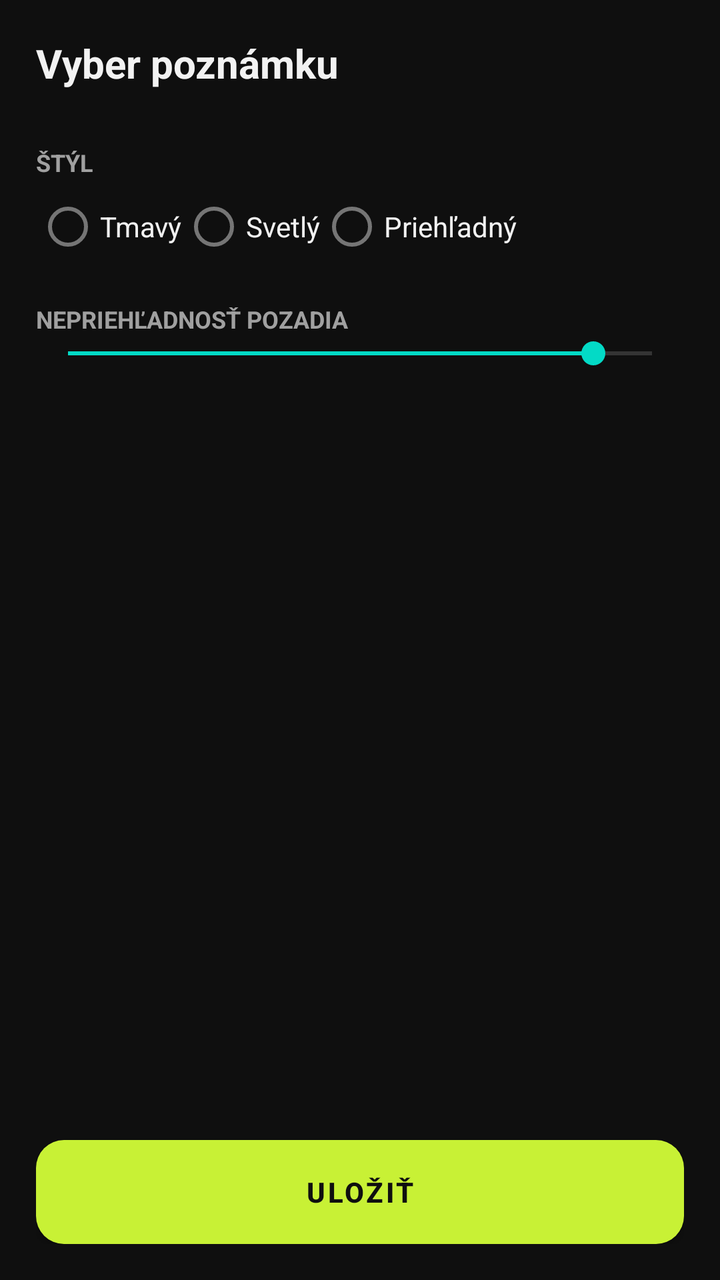
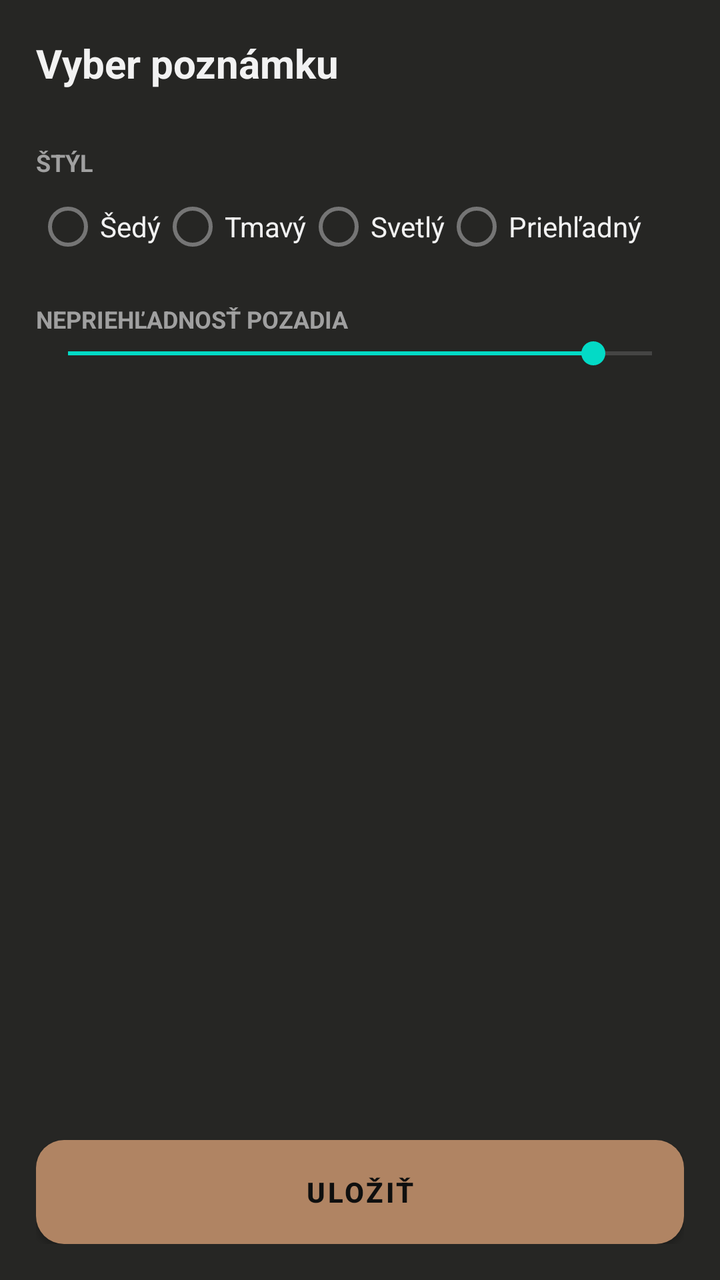

Compare the two renders of this Android layout. The source of the first and the diff that turns it into the second are given below.
<!-- AndroidManifest.xml: activity theme Theme.Notes28.Config -->
<!-- res/layout/activity_widget_config.xml -->
<?xml version="1.0" encoding="utf-8"?>
<LinearLayout xmlns:android="http://schemas.android.com/apk/res/android"
    android:layout_width="match_parent"
    android:layout_height="match_parent"
    android:orientation="vertical"
    android:background="#0f0f0f"
    android:padding="18dp">

    <TextView
        android:layout_width="wrap_content"
        android:layout_height="wrap_content"
        android:text="@string/cfg_title"
        android:textColor="#f2f2f2"
        android:textSize="20sp"
        android:textStyle="bold"/>

    <ScrollView
        android:layout_width="match_parent"
        android:layout_height="0dp"
        android:layout_weight="1"
        android:layout_marginTop="10dp">

        <LinearLayout
            android:layout_width="match_parent"
            android:layout_height="wrap_content"
            android:orientation="vertical">

            <TextView
                android:id="@+id/cfg_empty"
                android:layout_width="match_parent"
                android:layout_height="wrap_content"
                android:text="@string/cfg_empty"
                android:textColor="#a0a0a0"
                android:textSize="14sp"
                android:visibility="gone"/>

            <RadioGroup
                android:id="@+id/cfg_notes"
                android:layout_width="match_parent"
                android:layout_height="wrap_content"
                android:orientation="vertical"/>

            <TextView
                android:layout_width="wrap_content"
                android:layout_height="wrap_content"
                android:layout_marginTop="18dp"
                android:text="@string/cfg_style"
                android:textColor="#a0a0a0"
                android:textSize="12sp"
                android:textStyle="bold"/>

            <RadioGroup
                android:id="@+id/cfg_style"
                android:layout_width="match_parent"
                android:layout_height="wrap_content"
                android:orientation="horizontal">

                <RadioButton
                    android:id="@+id/cfg_style_dark"
                    android:layout_width="wrap_content"
                    android:layout_height="wrap_content"
                    android:text="@string/cfg_style_dark"
                    android:textColor="#f2f2f2"/>
                <RadioButton
                    android:id="@+id/cfg_style_light"
                    android:layout_width="wrap_content"
                    android:layout_height="wrap_content"
                    android:text="@string/cfg_style_light"
                    android:textColor="#f2f2f2"/>
                <RadioButton
                    android:id="@+id/cfg_style_clear"
                    android:layout_width="wrap_content"
                    android:layout_height="wrap_content"
                    android:text="@string/cfg_style_clear"
                    android:textColor="#f2f2f2"/>
            </RadioGroup>

            <TextView
                android:layout_width="wrap_content"
                android:layout_height="wrap_content"
                android:layout_marginTop="14dp"
                android:text="@string/cfg_opacity"
                android:textColor="#a0a0a0"
                android:textSize="12sp"
                android:textStyle="bold"/>

            <SeekBar
                android:id="@+id/cfg_opacity"
                android:layout_width="match_parent"
                android:layout_height="wrap_content"
                android:max="100"
                android:progress="90"/>
        </LinearLayout>
    </ScrollView>

    <Button
        android:id="@+id/cfg_save"
        android:layout_width="match_parent"
        android:layout_height="52dp"
        android:layout_marginTop="10dp"
        android:background="@drawable/cfg_btn_bg"
        android:text="@string/cfg_save"
        android:textColor="#0f0f0f"
        android:textStyle="bold"/>
</LinearLayout>
<!-- resources referenced by this layout -->
<resources>
  <!-- drawable cfg_btn_bg (drawable) -->
  <?xml version="1.0" encoding="utf-8"?>
  <shape xmlns:android="http://schemas.android.com/apk/res/android" android:shape="rectangle">
      <solid android:color="#c8f135"/>
      <corners android:radius="14dp"/>
  </shape>
  <string name="cfg_empty">Zatiaľ nemám žiadne poznámky. Otvor appku N28, prihlás sa a počkaj kým sa načítajú, potom widget nastav znova.</string>
  <string name="cfg_opacity">NEPRIEHĽADNOSŤ POZADIA</string>
  <string name="cfg_save">Uložiť</string>
  <string name="cfg_style">ŠTÝL</string>
  <string name="cfg_style_clear">Priehľadný</string>
  <string name="cfg_style_dark">Tmavý</string>
  <string name="cfg_style_light">Svetlý</string>
  <string name="cfg_title">Vyber poznámku</string>
  <style name="Theme.Notes28.Config" parent="Theme.MaterialComponents.DayNight.NoActionBar">
          <item name="colorPrimary">#c8f135</item>
          <item name="colorOnPrimary">#0f0f0f</item>
          <item name="android:windowBackground">#0f0f0f</item>
          <item name="android:statusBarColor">#0f0f0f</item>
          <item name="android:navigationBarColor">#0f0f0f</item>
          <item name="android:textColorPrimary">#f2f2f2</item>
          <item name="android:textColorSecondary">#a0a0a0</item>
      </style>
</resources>

<!-- the commit's change to res/layout/activity_widget_config.xml (unified diff, before → after) -->
@@ -3,7 +3,7 @@
     android:layout_width="match_parent"
     android:layout_height="match_parent"
     android:orientation="vertical"
-    android:background="#0f0f0f"
+    android:background="#262624"
     android:padding="18dp">
 
     <TextView
@@ -56,6 +56,12 @@
                 android:orientation="horizontal">
 
                 <RadioButton
+                    android:id="@+id/cfg_style_gray"
+                    android:layout_width="wrap_content"
+                    android:layout_height="wrap_content"
+                    android:text="@string/cfg_style_gray"
+                    android:textColor="#f2f2f2"/>
+                <RadioButton
                     android:id="@+id/cfg_style_dark"
                     android:layout_width="wrap_content"
                     android:layout_height="wrap_content"
<!-- resource entries referenced after the edit -->
@@ -3,7 +3,7 @@
   <!-- drawable cfg_btn_bg (drawable) -->
   <?xml version="1.0" encoding="utf-8"?>
   <shape xmlns:android="http://schemas.android.com/apk/res/android" android:shape="rectangle">
-      <solid android:color="#c8f135"/>
+      <solid android:color="#b08463"/>
       <corners android:radius="14dp"/>
   </shape>
   <string name="cfg_empty">Zatiaľ nemám žiadne poznámky. Otvor appku N28, prihlás sa a počkaj kým sa načítajú, potom widget nastav znova.</string>
@@ -12,11 +12,12 @@
   <string name="cfg_style">ŠTÝL</string>
   <string name="cfg_style_clear">Priehľadný</string>
   <string name="cfg_style_dark">Tmavý</string>
+  <string name="cfg_style_gray">Šedý</string>
   <string name="cfg_style_light">Svetlý</string>
   <string name="cfg_title">Vyber poznámku</string>
   <style name="Theme.Notes28.Config" parent="Theme.MaterialComponents.DayNight.NoActionBar">
-          <item name="colorPrimary">#c8f135</item>
-          <item name="colorOnPrimary">#0f0f0f</item>
+          <item name="colorPrimary">#b08463</item>
+          <item name="colorOnPrimary">#1f1e1d</item>
           <item name="android:windowBackground">#0f0f0f</item>
           <item name="android:statusBarColor">#0f0f0f</item>
           <item name="android:navigationBarColor">#0f0f0f</item>
